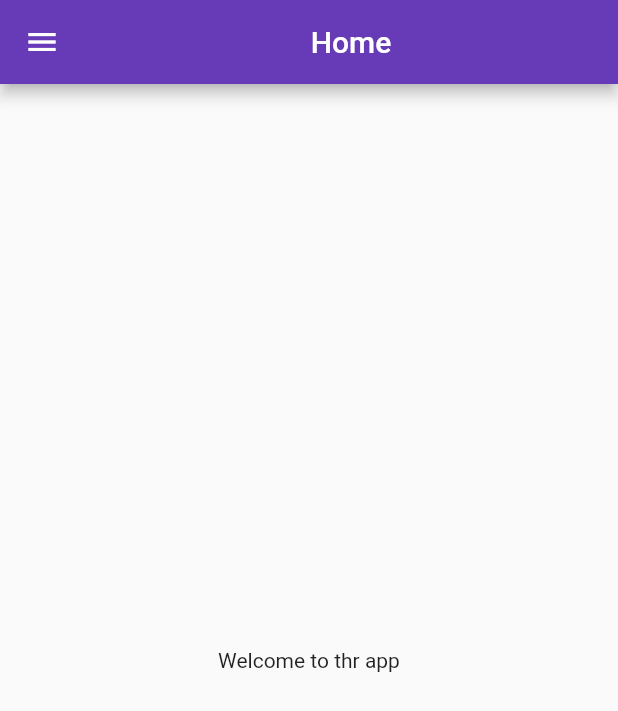
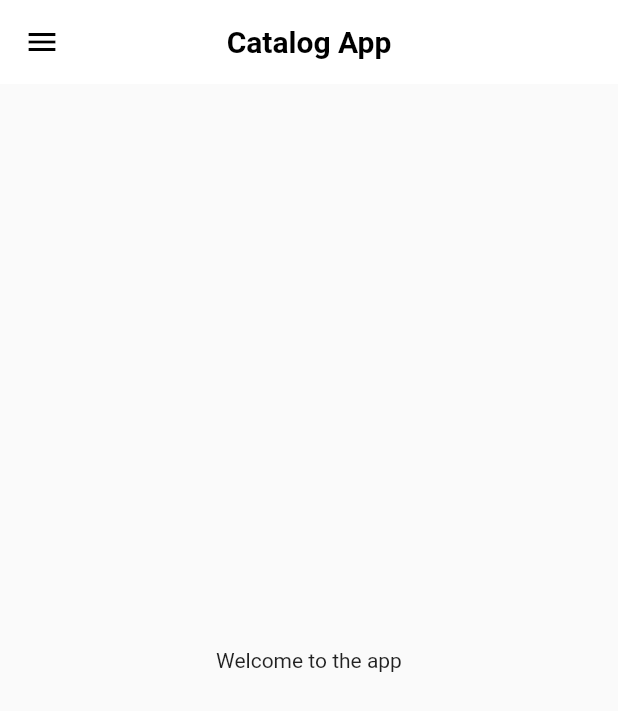
Before and after one commit to saad1931/FlutterPractice, a Flutter app: the screen it shows after launch, on a phone screen of 412 x 824 dp. Shown: the top 711 px of the screen. Run offline on Flutter 3.47's test engine with Material 2 defaults, Android fonts, the phone set to English and light mode, and no system bars.

Commit message:
day 8 completed

```diff
--- a/lib/main.dart
+++ b/lib/main.dart
@@ -2,6 +2,7 @@ import 'package:flutter/material.dart';
 import 'package:flutter_challenge/screens/home.dart';
 import 'package:flutter_challenge/screens/login.dart';
 import 'package:flutter_challenge/utils/routes.dart';
+import 'package:flutter_challenge/widgets/MyThemes.dart';
 
 void main() {
   runApp(const MyApp());
@@ -17,13 +18,11 @@ class MyApp extends StatelessWidget {
       // home: Home(), //if we use routes then no use of it
       // For light theme
       themeMode: ThemeMode.light,
-      theme: ThemeData(primarySwatch: Colors.deepPurple),
+      theme: MyThemes.lighttheme(context),
 
       // For dark theme
-      // themeMode: ThemeMode.dark,
-      // darkTheme: ThemeData(
-      //   brightness: Brightness.dark
-      // ),
+      darkTheme: MyThemes.darktheme(context),
+
 
       // initialRoute (app will start from initialRoute)
       initialRoute: "/Home",
--- a/lib/screens/home.dart
+++ b/lib/screens/home.dart
@@ -7,11 +7,13 @@ class Home extends StatelessWidget {
   @override
   Widget build(BuildContext context) {
     return Scaffold(
-       appBar: AppBar(title: Center(child: Text("Home"))
+       appBar: AppBar(
+        centerTitle: true,
+        title:Text("Catalog App",style: TextStyle(fontSize: 20,fontWeight: FontWeight.bold),)
        ),
        body: Center(
          child: Container(
-          child: Text("Welcome to thr app"),
+          child: Text("Welcome to the app"),
          ),
        ),
        drawer: MyDrawer(),
--- /dev/null
+++ b/lib/widgets/MyThemes.dart
@@ -0,0 +1,15 @@
+import 'package:flutter/material.dart';
+
+class MyThemes {
+  static ThemeData lighttheme(BuildContext context) => ThemeData(
+      primarySwatch: Colors.deepPurple,
+      appBarTheme: AppBarTheme(
+        color: Colors.white,
+        elevation: 0.0,
+        iconTheme: IconThemeData(color: Colors.black),
+        titleTextStyle: TextStyle(color: Colors.black),
+      ));
+
+  static ThemeData darktheme(BuildContext context) => ThemeData(
+      brightness: Brightness.dark);
+}
```
Also changed, not shown: lib/models/catalog.dart (added, +22 -0 lines).
